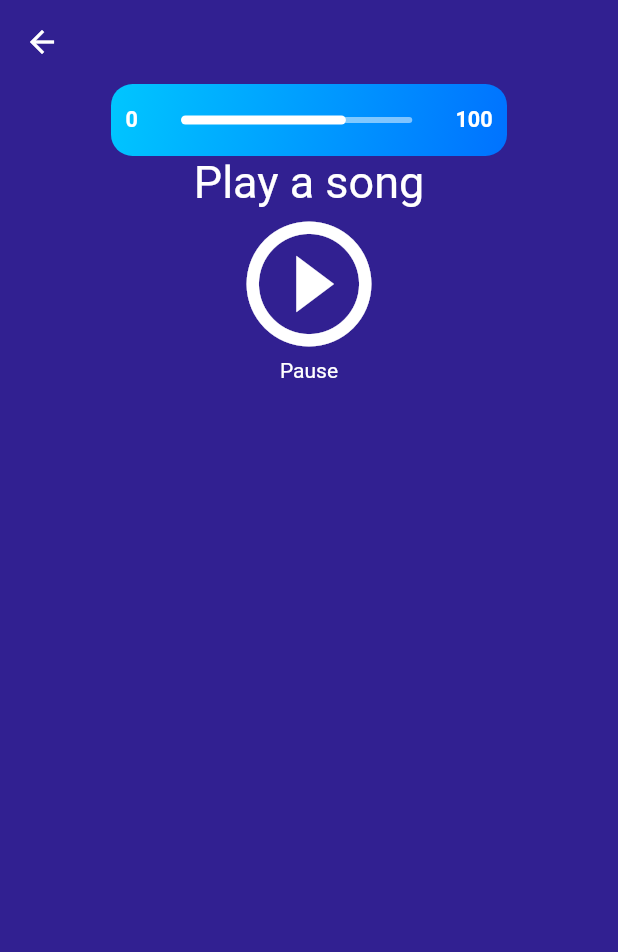
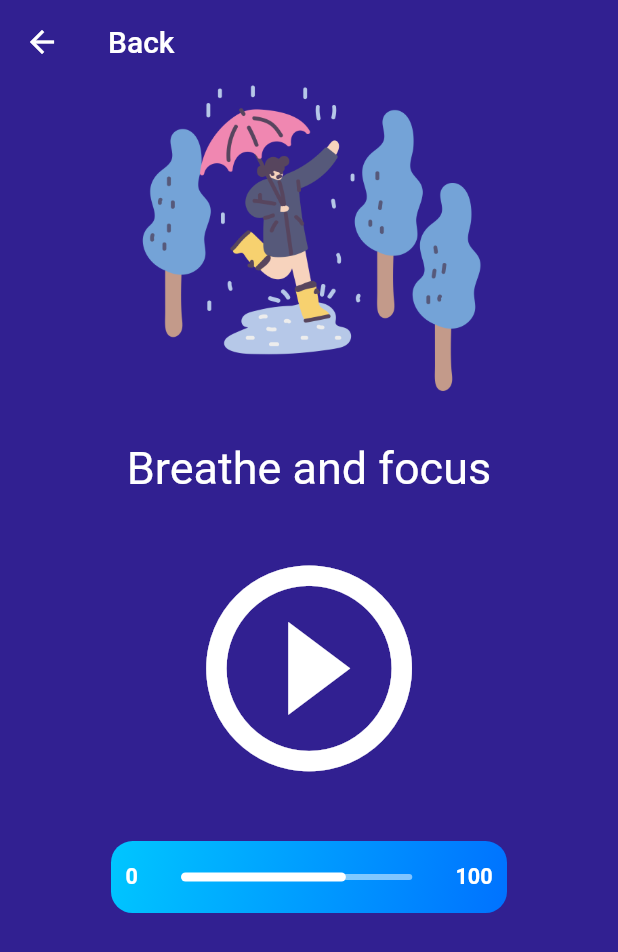
Before and after one commit to BLKKKBVSIK/RelaxingRain, a Flutter app: the screen it shows after launch, after a tap on "I want to relax", on a phone screen of 412 x 824 dp. Shown: the top 952 px of the screen. Run offline on Flutter 3.47's test engine with Material 2 defaults, Android fonts, the phone set to English and light mode, and no system bars; our stand-ins replace audio_service, audioplayers.

Commit message:
UI/UX improvement.

```diff
--- a/lib/main.dart
+++ b/lib/main.dart
@@ -41,13 +41,12 @@ class _MyHomePageState extends State<MyHomePage> {
           crossAxisAlignment: CrossAxisAlignment.center,
           children: <Widget>[
             Container(
-                height: MediaQuery.of(context).size.width * 0.60,
-                decoration: BoxDecoration(
-                  image: DecorationImage(
-                    fit: BoxFit.contain,
-                    image: AssetImage('assets/picto.png'),
-                  ),
-                )),
+              height: MediaQuery.of(context).size.width * 0.60,
+              child: Hero(
+                tag: 'picto',
+                child: Image.asset('assets/picto.png'),
+              ),
+            ),
             Center(
                 child: RichText(
               text: TextSpan(
--- a/lib/screens/homepage.dart
+++ b/lib/screens/homepage.dart
@@ -1,9 +1,7 @@
-import 'dart:io';
-
 import 'package:audioplayers/audio_cache.dart';
 import 'package:flutter/material.dart';
 import 'package:relaxing_rain/kConstant.dart';
-import 'package:relaxing_rain/widgets/custom_slider.dart';
+import 'package:audio_service/audio_service.dart';
 import 'package:audioplayers/audioplayers.dart';
 import 'package:relaxing_rain/widgets/custom_slider_thumb.dart';
 
@@ -16,7 +14,7 @@ class Homepage extends StatefulWidget {
 
 class _HomepageState extends State<Homepage> {
   bool playState = false;
-  static AudioPlayer fixedPlayer = AudioPlayer(mode: PlayerMode.LOW_LATENCY);
+  static AudioPlayer fixedPlayer = AudioPlayer(mode: PlayerMode.MEDIA_PLAYER);
   AudioCache audioCache = AudioCache(fixedPlayer: fixedPlayer);
   double volumeValue = 70.0;
 
@@ -33,18 +31,8 @@ class _HomepageState extends State<Homepage> {
     fixedPlayer.pause();
   }
 
-  @override
-  Widget build(BuildContext context) {
-    return Scaffold(
-      appBar: AppBar(
-        elevation: 0,
-        backgroundColor: kBlueBackground,
-      ),
-      body: Container(
-          color: kBlueBackground,
-          child: Column(
-            children: <Widget>[
-              Container(
+  Widget volumeSlider() {
+    return Container(
       width: (48) * 5.5,
       height: (48),
       decoration: new BoxDecoration(
@@ -123,16 +111,45 @@ class _HomepageState extends State<Homepage> {
           ],
         ),
       ),
+    );
+  }
+
+  @override
+  Widget build(BuildContext context) {
+    return Scaffold(
+      appBar: AppBar(
+        elevation: 0,
+        backgroundColor: kBlueBackground,
+        title: Text(
+          "Back",
+          style: TextStyle(color: Colors.white),
         ),
-              Center(
-                child: Text(
-                  "Play a song",
-                  style: TextStyle(color: Colors.white, fontSize: 30),
+        centerTitle: false,
+      ),
+      body: Container(
+          color: kBlueBackground,
+          child: Column(
+            crossAxisAlignment: CrossAxisAlignment.center,
+            children: <Widget>[
+              Container(
+                width: MediaQuery.of(context).size.width,
+                child: Hero(
+                  tag: 'picto',
+                  child: Image.asset(
+                    'assets/picto.png',
+                    height: MediaQuery.of(context).size.width * .5,
                   ),
                 ),
-              InkWell(
+              ),
+              SizedBox(height: MediaQuery.of(context).size.width * .08,),
+              Text("Breathe and focus", style: TextStyle(color: Colors.white, fontSize: 30),),
+              SizedBox(height: MediaQuery.of(context).size.width * .08,),
+              Flexible(
+                child: InkWell(
                   onTap: () {
-                  playLocal();
+                    fixedPlayer.state == AudioPlayerState.PLAYING
+                        ? pauseLocal()
+                        : playLocal();
                     setState(() {
                       playState = !playState;
                     });
@@ -141,25 +158,17 @@ class _HomepageState extends State<Homepage> {
                       ? Icon(
                           Icons.pause_circle_outline,
                           color: Colors.white,
-                        size: 100,
+                          size: MediaQuery.of(context).size.width * .4,
                         )
                       : Icon(
                           Icons.play_circle_outline,
                           color: Colors.white,
-                        size: 100,
+                          size: MediaQuery.of(context).size.width * .4,
                         ),
                 ),
-              InkWell(
-                  onTap: () {
-                    pauseLocal();
-                    setState(() {
-                      playState = !playState;
-                    });
-                  },
-                  child: Text(
-                    "Pause",
-                    style: TextStyle(color: Colors.white),
-                  )),
+              ),
+              SizedBox(height: MediaQuery.of(context).size.width * .08,),
+              volumeSlider()
             ],
           )),
     );
--- a/pubspec.yaml
+++ b/pubspec.yaml
@@ -20,6 +20,7 @@ dependencies:
   flutter:
     sdk: flutter
   audioplayers: ^0.15.1
+  audio_service: ^0.8.0
 
   # The following adds the Cupertino Icons font to your application.
   # Use with the CupertinoIcons class for iOS style icons.
```
Also changed, not shown: pubspec.lock, 1 other file. Lines whose indentation alone changed are shown as unchanged.
